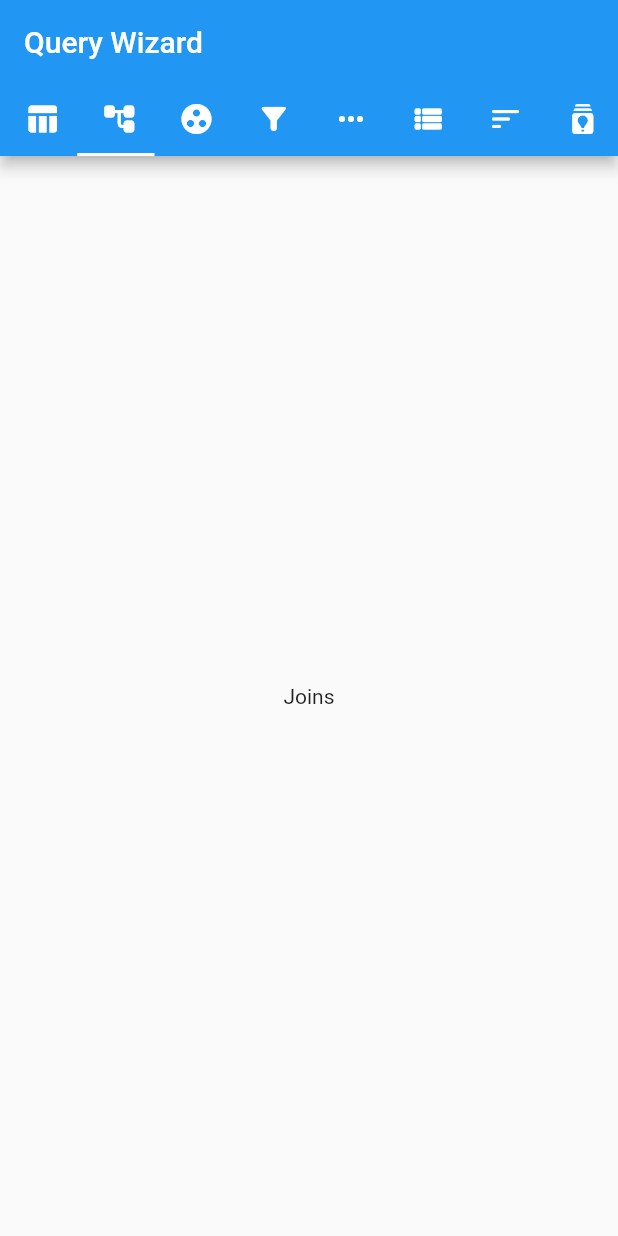
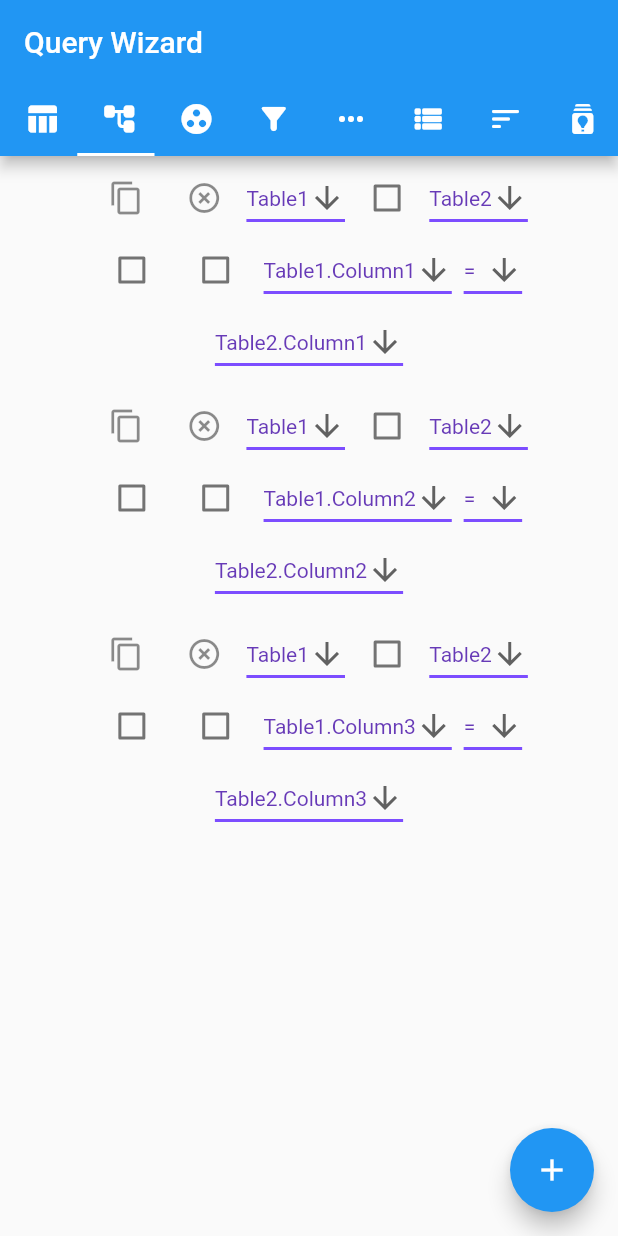
Before and after one commit to dmitrii-kiselev/query_wizard, a Flutter app: the screen it shows after launch, tab 2 chosen, on a phone screen of 412 x 824 dp. Run offline on Flutter 3.47's test engine with Material 2 defaults, Android fonts, the phone set to English and light mode, and no system bars; our stand-ins replace bloc, equatable, flutter_bloc, flutter_hooks; generated files the repository leaves out were written again.

Commit message:
feat(lib): add `JoinsTab` tab

```diff
--- a/lib/blocs.dart
+++ b/lib/blocs.dart
@@ -3,3 +3,6 @@ library blocs;
 export 'src/blocs/query_wizard_event.dart';
 export 'src/blocs/query_wizard_state.dart';
 export 'src/blocs/query_wizard_bloc.dart';
+export 'src/blocs/tabs/joins_tab_bloc/joins_tab_event.dart';
+export 'src/blocs/tabs/joins_tab_bloc/joins_tab_state.dart';
+export 'src/blocs/tabs/joins_tab_bloc/joins_tab_bloc.dart';
--- a/lib/models.dart
+++ b/lib/models.dart
@@ -1,3 +1,5 @@
 library models;
 
 export 'src/models/db_element.dart';
+export 'src/models/join.dart';
+export 'src/models/condition.dart';
--- /dev/null
+++ b/lib/src/blocs/tabs/joins_tab_bloc/joins_tab_event.dart
@@ -0,0 +1,60 @@
+import 'package:equatable/equatable.dart';
+
+import 'package:query_wizard/models.dart';
+
+abstract class JoinsTabEvent extends Equatable {}
+
+class JoinAdded extends JoinsTabEvent {
+  final Join join;
+
+  JoinAdded({required this.join});
+
+  List<Object?> get props => [join];
+}
+
+class JoinEdited extends JoinsTabEvent {
+  final int index;
+  final Join join;
+  final String? leftTableAlias;
+  final bool? isLeftAll;
+  final String? rightTableAlias;
+  final bool? isRightAll;
+  final Condition? condition;
+
+  JoinEdited(
+      {required this.index,
+      required this.join,
+      this.leftTableAlias,
+      this.isLeftAll,
+      this.rightTableAlias,
+      this.isRightAll,
+      this.condition});
+
+  List<Object?> get props => [join];
+}
+
+class JoinCopied extends JoinsTabEvent {
+  final Join join;
+
+  JoinCopied({required this.join});
+
+  List<Object?> get props => [join];
+}
+
+class JoinRemoved extends JoinsTabEvent {
+  final int index;
+
+  JoinRemoved({required this.index});
+
+  List<Object?> get props => [index];
+}
+
+class JoinOrderChanged extends JoinsTabEvent {
+  final int oldIndex;
+  final int newIndex;
+
+  JoinOrderChanged({required this.oldIndex, required this.newIndex});
+
+  @override
+  List<Object?> get props => [oldIndex, newIndex];
+}
--- /dev/null
+++ b/lib/src/blocs/tabs/joins_tab_bloc/joins_tab_state.dart
@@ -0,0 +1,20 @@
+import 'package:equatable/equatable.dart';
+
+import 'package:query_wizard/models.dart';
+
+abstract class JoinsTabState extends Equatable {
+  final List<Join> joins;
+
+  const JoinsTabState({required this.joins});
+
+  @override
+  List<Object?> get props => [joins];
+}
+
+class JoinsInitial extends JoinsTabState {
+  JoinsInitial(List<Join>? joins) : super(joins: joins ?? []);
+}
+
+class JoinsChanged extends JoinsTabState {
+  JoinsChanged({required List<Join> joins}) : super(joins: joins);
+}
--- /dev/null
+++ b/lib/src/models/condition.dart
@@ -0,0 +1,36 @@
+import 'package:equatable/equatable.dart';
+
+class Condition extends Equatable {
+  final bool isCustom;
+  final String leftField;
+  final String logicalCompareType;
+  final String rightField;
+  final String customCondition;
+
+  const Condition(
+      {required this.isCustom,
+      required this.leftField,
+      required this.logicalCompareType,
+      required this.rightField,
+      required this.customCondition});
+
+  Condition.empty()
+      : isCustom = false,
+        leftField = '',
+        logicalCompareType = '',
+        rightField = '',
+        customCondition = '';
+
+  @override
+  List<Object?> get props =>
+      [isCustom, leftField, logicalCompareType, rightField, customCondition];
+}
+
+extension CopyCondition on Condition {
+  Condition copy() => Condition(
+      isCustom: isCustom,
+      leftField: leftField,
+      logicalCompareType: logicalCompareType,
+      rightField: rightField,
+      customCondition: customCondition);
+}
--- /dev/null
+++ b/lib/src/models/join.dart
@@ -0,0 +1,37 @@
+import 'package:equatable/equatable.dart';
+import 'package:query_wizard/src/models/condition.dart';
+
+class Join extends Equatable {
+  final String leftTableAlias;
+  final bool isLeftAll;
+  final String rightTableAlias;
+  final bool isRightAll;
+  final Condition condition;
+
+  const Join(
+      {required this.leftTableAlias,
+      required this.isLeftAll,
+      required this.rightTableAlias,
+      required this.isRightAll,
+      required this.condition});
+
+  Join.empty()
+      : leftTableAlias = '',
+        isLeftAll = false,
+        rightTableAlias = '',
+        isRightAll = false,
+        condition = Condition.empty();
+
+  @override
+  List<Object?> get props =>
+      [leftTableAlias, isLeftAll, rightTableAlias, isRightAll, condition];
+}
+
+extension CopyJoin on Join {
+  Join copy() => Join(
+      leftTableAlias: leftTableAlias,
+      isLeftAll: isLeftAll,
+      rightTableAlias: rightTableAlias,
+      isRightAll: isRightAll,
+      condition: condition.copy());
+}
--- a/lib/src/widgets/query_wizard.dart
+++ b/lib/src/widgets/query_wizard.dart
@@ -3,7 +3,9 @@ import 'package:flutter_bloc/flutter_bloc.dart';
 import 'package:flutter_gen/gen_l10n/query_wizard_localizations.dart';
 
 import 'package:query_wizard/blocs.dart';
+import 'package:query_wizard/models.dart';
 import 'package:query_wizard/repositories.dart';
+import 'package:query_wizard/src/models/condition.dart';
 import 'package:query_wizard/widgets.dart';
 
 class QueryWizard extends StatelessWidget {
@@ -14,6 +16,42 @@ class QueryWizard extends StatelessWidget {
 
   @override
   Widget build(BuildContext context) {
+    final List<Join> joins = [
+      Join(
+          leftTableAlias: 'Table1',
+          isLeftAll: false,
+          rightTableAlias: 'Table2',
+          isRightAll: false,
+          condition: Condition(
+              leftField: 'Table1.Column1',
+              logicalCompareType: '=',
+              rightField: 'Table2.Column1',
+              isCustom: false,
+              customCondition: '')),
+      Join(
+          leftTableAlias: 'Table1',
+          isLeftAll: false,
+          rightTableAlias: 'Table2',
+          isRightAll: false,
+          condition: Condition(
+              leftField: 'Table1.Column2',
+              logicalCompareType: '=',
+              rightField: 'Table2.Column2',
+              isCustom: false,
+              customCondition: '')),
+      Join(
+          leftTableAlias: 'Table1',
+          isLeftAll: false,
+          rightTableAlias: 'Table2',
+          isRightAll: false,
+          condition: Condition(
+              leftField: 'Table1.Column3',
+              logicalCompareType: '=',
+              rightField: 'Table2.Column3',
+              isCustom: false,
+              customCondition: '')),
+    ];
+
     return MaterialApp(
       restorationScopeId: 'rootQueryWizard',
       title: 'Query Wizard',
@@ -24,11 +62,15 @@ class QueryWizard extends StatelessWidget {
         ...QueryWizardLocalizations.localizationsDelegates,
       ],
       supportedLocales: QueryWizardLocalizations.supportedLocales,
-      home: BlocProvider(
-        create: (context) =>
-            QueryWizardBloc(queryWizardRepository: queryWizardRepository),
-        child: QueryWizardView(title: 'Query Wizard'),
-      ),
+      home: MultiBlocProvider(providers: [
+        BlocProvider(
+          create: (context) =>
+              QueryWizardBloc(queryWizardRepository: queryWizardRepository),
+        ),
+        BlocProvider(
+          create: (context) => JoinsTabBloc(JoinsChanged(joins: joins)),
+        ),
+      ], child: QueryWizardView(title: 'Query Wizard')),
     );
   }
 }
--- a/lib/src/widgets/query_wizard_view.dart
+++ b/lib/src/widgets/query_wizard_view.dart
@@ -25,7 +25,7 @@ class QueryWizardView extends HookWidget {
       _QueryWizardTab(
           message: localizations?.joinsTab ?? '',
           icon: Icons.account_tree_rounded,
-          widget: Text(localizations?.joinsTab ?? '')),
+          widget: JoinsTab()),
       _QueryWizardTab(
           message: localizations?.groupTab ?? '',
           icon: Icons.group_work_rounded,
--- /dev/null
+++ b/lib/src/widgets/tabs/joins-tab.dart
@@ -0,0 +1,274 @@
+import 'package:flutter/material.dart';
+import 'package:flutter_bloc/flutter_bloc.dart';
+import 'package:flutter_hooks/flutter_hooks.dart';
+
+import 'package:query_wizard/blocs.dart';
+import 'package:query_wizard/models.dart';
+import 'package:query_wizard/src/models/condition.dart';
+
+class JoinsTab extends HookWidget {
+  @override
+  Widget build(BuildContext context) {
+    final bloc = BlocProvider.of<JoinsTabBloc>(context);
+
+    return BlocBuilder<JoinsTabBloc, JoinsTabState>(builder: (context, state) {
+      if (state is JoinsChanged) {
+        return Scaffold(
+          body: ReorderableListView(
+            padding: const EdgeInsets.symmetric(horizontal: 40),
+            children: <Widget>[
+              for (int index = 0; index < state.joins.length; index++)
+                ListTile(
+                    key: Key('$index'),
+                    title: Container(
+                        child: _JoinItem(
+                            bloc: bloc,
+                            index: index,
+                            join: state.joins.elementAt(index)))),
+            ],
+            onReorder: (int oldIndex, int newIndex) {
+              final event =
+                  JoinOrderChanged(oldIndex: oldIndex, newIndex: newIndex);
+              bloc.add(event);
+            },
+          ),
+          floatingActionButton: FloatingActionButton(
+            onPressed: () {
+              final event = JoinAdded(join: Join.empty());
+
+              bloc.add(event);
+            },
+            child: const Icon(Icons.add),
+            tooltip: 'Add',
+          ),
+        );
+      }
+
+      return build(context);
+    });
+  }
+}
+
+class _JoinItem extends StatelessWidget {
+  final JoinsTabBloc bloc;
+  final Join join;
+  final int index;
+
+  const _JoinItem(
+      {required this.bloc, required this.join, required this.index});
+
+  @override
+  Widget build(BuildContext context) {
+    return Wrap(
+      alignment: WrapAlignment.spaceEvenly,
+      crossAxisAlignment: WrapCrossAlignment.center,
+      children: [
+        ..._actionButtons(bloc, index, join),
+        ..._joinItem(bloc, index, join),
+        ..._joinConditionItem(bloc, index, join)
+      ],
+    );
+  }
+}
+
+List<Widget> _actionButtons(JoinsTabBloc bloc, int index, Join join) {
+  return [
+    IconButton(
+      icon: const Icon(Icons.copy_outlined),
+      tooltip: 'Copy',
+      onPressed: () {
+        final event = JoinCopied(join: join);
+
+        bloc.add(event);
+      },
+    ),
+    IconButton(
+      icon: const Icon(Icons.highlight_remove_outlined),
+      tooltip: 'Remove',
+      onPressed: () {
+        final event = JoinRemoved(index: index);
+
+        bloc.add(event);
+      },
+    ),
+  ];
+}
+
+List<Widget> _joinItem(JoinsTabBloc bloc, int index, Join join) {
+  return [
+    DropdownButton<String>(
+      value: join.leftTableAlias,
+      icon: const Icon(Icons.arrow_downward),
+      iconSize: 24,
+      elevation: 16,
+      style: const TextStyle(color: Colors.deepPurple),
+      underline: Container(
+        height: 2,
+        color: Colors.deepPurpleAccent,
+      ),
+      onChanged: (String? newValue) {
+        final event =
+            JoinEdited(index: index, join: join, leftTableAlias: newValue);
+
+        bloc.add(event);
+      },
+      items: <String>['', 'Table1', 'Table2', 'Table3']
+          .map<DropdownMenuItem<String>>((String value) {
+        return DropdownMenuItem<String>(
+          value: value,
+          child: Text(value),
+        );
+      }).toList(),
+    ),
+    Checkbox(
+      value: join.isLeftAll,
+      onChanged: (value) {
+        final event = JoinEdited(index: index, join: join, isLeftAll: value);
+
+        bloc.add(event);
+      },
+    ),
+    DropdownButton<String>(
+      value: join.rightTableAlias,
+      icon: const Icon(Icons.arrow_downward),
+      iconSize: 24,
+      elevation: 16,
+      style: const TextStyle(color: Colors.deepPurple),
+      underline: Container(
+        height: 2,
+        color: Colors.deepPurpleAccent,
+      ),
+      onChanged: (String? newValue) {
+        final event =
+            JoinEdited(index: index, join: join, rightTableAlias: newValue);
+
+        bloc.add(event);
+      },
+      items: <String>['', 'Table1', 'Table2', 'Table3']
+          .map<DropdownMenuItem<String>>((String value) {
+        return DropdownMenuItem<String>(
+          value: value,
+          child: Text(value),
+        );
+      }).toList(),
+    ),
+    Checkbox(
+      value: join.isRightAll,
+      onChanged: (value) {
+        final event = JoinEdited(index: index, join: join, isRightAll: value);
+
+        bloc.add(event);
+      },
+    ),
+  ];
+}
+
+List<Widget> _joinConditionItem(JoinsTabBloc bloc, int index, Join join) {
+  return [
+    Checkbox(
+      value: join.condition.isCustom,
+      onChanged: (value) {
+        final condition = Condition(
+            isCustom: value ?? false,
+            leftField: join.condition.leftField,
+            logicalCompareType: join.condition.logicalCompareType,
+            rightField: join.condition.rightField,
+            customCondition: join.condition.customCondition);
+        final event =
+            JoinEdited(index: index, join: join, condition: condition);
+
+        bloc.add(event);
+      },
+    ),
+    DropdownButton<String>(
+      value: join.condition.leftField,
+      icon: const Icon(Icons.arrow_downward),
+      iconSize: 24,
+      elevation: 16,
+      style: const TextStyle(color: Colors.deepPurple),
+      underline: Container(
+        height: 2,
+        color: Colors.deepPurpleAccent,
+      ),
+      onChanged: (String? newValue) {
+        final condition = Condition(
+            isCustom: join.condition.isCustom,
+            leftField: newValue ?? '',
+            logicalCompareType: join.condition.logicalCompareType,
+            rightField: join.condition.rightField,
+            customCondition: join.condition.customCondition);
+        final event =
+            JoinEdited(index: index, join: join, condition: condition);
+
+        bloc.add(event);
+      },
+      items: <String>['', 'Table1.Column1', 'Table1.Column2', 'Table1.Column3']
+          .map<DropdownMenuItem<String>>((String value) {
+        return DropdownMenuItem<String>(
+          value: value,
+          child: Text(value),
+        );
+      }).toList(),
+    ),
+    DropdownButton<String>(
+      value: join.condition.logicalCompareType,
+      icon: const Icon(Icons.arrow_downward),
+      iconSize: 24,
+      elevation: 16,
+      style: const TextStyle(color: Colors.deepPurple),
+      underline: Container(
+        height: 2,
+        color: Colors.deepPurpleAccent,
+      ),
+      onChanged: (String? newValue) {
+        final condition = Condition(
+            isCustom: join.condition.isCustom,
+            leftField: join.condition.leftField,
+            logicalCompareType: newValue ?? '',
+            rightField: join.condition.rightField,
+            customCondition: join.condition.customCondition);
+        final event =
+            JoinEdited(index: index, join: join, condition: condition);
+
+        bloc.add(event);
+      },
+      items: <String>['', '=', '<>', '<', '>', '<=', '>=']
+          .map<DropdownMenuItem<String>>((String value) {
+        return DropdownMenuItem<String>(
+          value: value,
+          child: Text(value),
+        );
+      }).toList(),
+    ),
+    DropdownButton<String>(
+      value: join.condition.rightField,
+      icon: const Icon(Icons.arrow_downward),
+      iconSize: 24,
+      elevation: 16,
+      style: const TextStyle(color: Colors.deepPurple),
+      underline: Container(
+        height: 2,
+        color: Colors.deepPurpleAccent,
+      ),
+      onChanged: (String? newValue) {
+        final condition = Condition(
+            isCustom: join.condition.isCustom,
+            leftField: join.condition.leftField,
+            logicalCompareType: join.condition.logicalCompareType,
+            rightField: newValue ?? '',
+            customCondition: join.condition.customCondition);
+        final event =
+            JoinEdited(index: index, join: join, condition: condition);
+
+        bloc.add(event);
+      },
+      items: <String>['', 'Table2.Column1', 'Table2.Column2', 'Table2.Column3']
+          .map<DropdownMenuItem<String>>((String value) {
+        return DropdownMenuItem<String>(
+          value: value,
+          child: Text(value),
+        );
+      }).toList(),
+    ),
+  ];
+}
--- a/lib/widgets.dart
+++ b/lib/widgets.dart
@@ -3,6 +3,7 @@ library widgets;
 export 'src/widgets/query_wizard.dart';
 export 'src/widgets/query_wizard_view.dart';
 export 'src/widgets/shared/tree_viewer.dart';
+export 'src/widgets/tabs/joins-tab.dart';
 export 'src/widgets/tabs/tables_and_fields.dart';
 export 'src/widgets/tabs/parts/fields_tree.dart';
 export 'src/widgets/tabs/parts/sources_tree.dart';
```
Also changed, not shown: lib/src/blocs/tabs/joins_tab_bloc/joins_tab_bloc.dart (added, +62 -0 lines), packages/flutter_treeview/lib/src/tree_node.dart (+6 -1 lines), packages/flutter_treeview/lib/src/tree_view.dart (+6 -1 lines), 1 other file.
